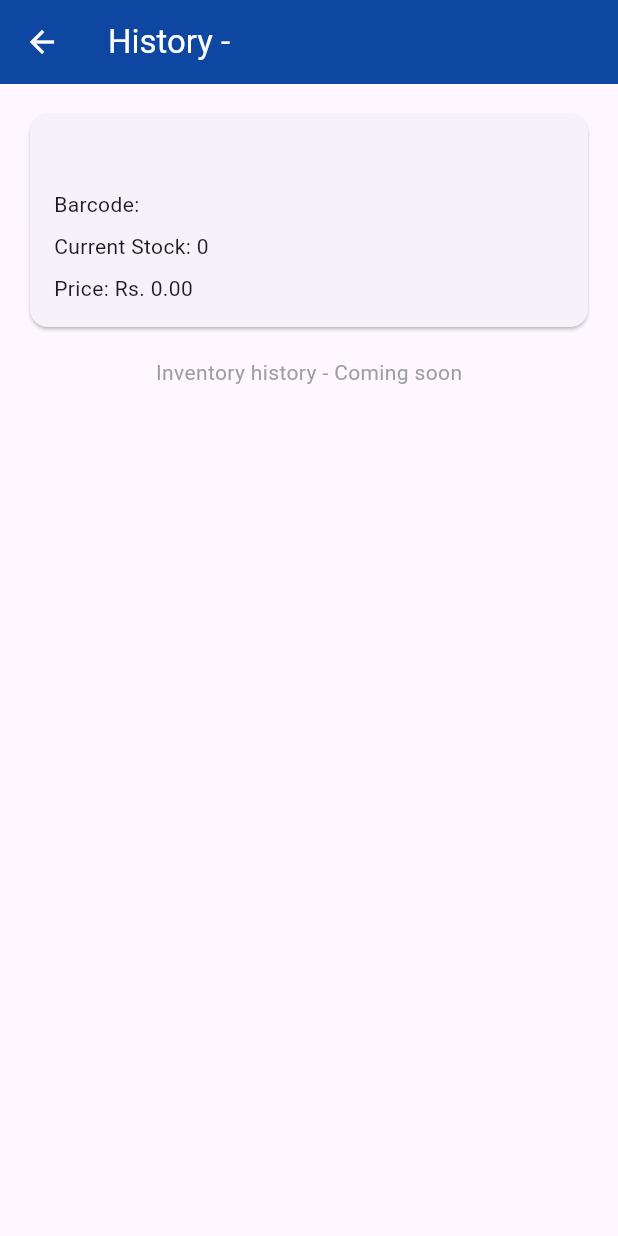
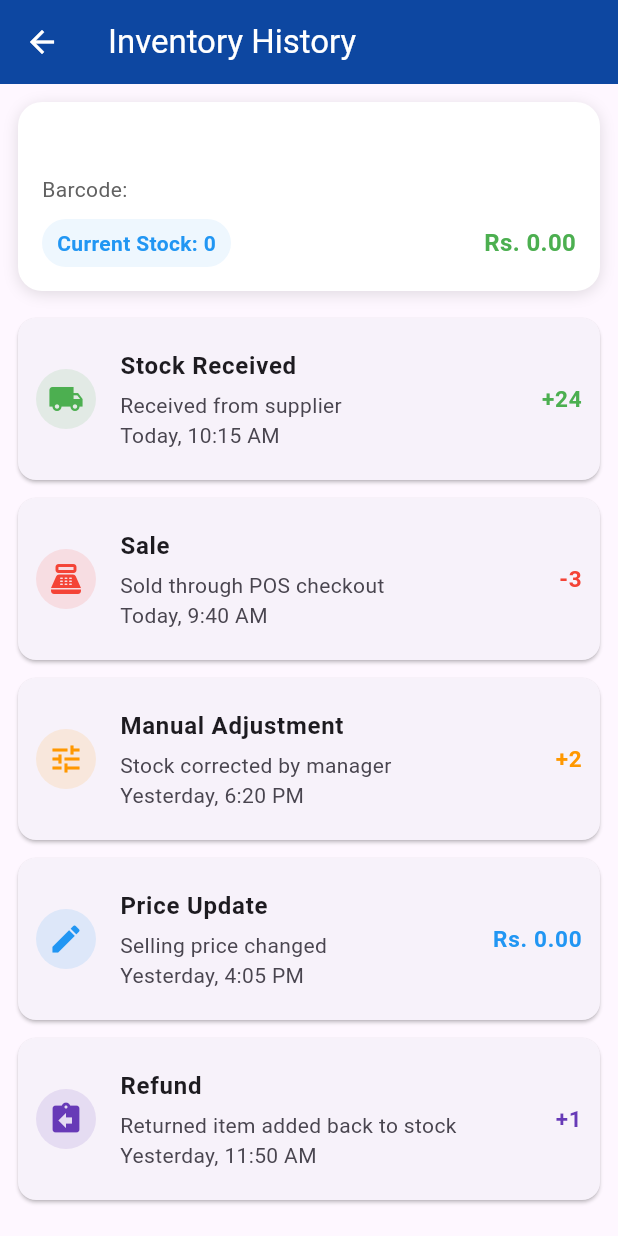
Before and after one commit to Pathum-Chamod/Food-city-pos-system, a Flutter app: the InventoryHistoryScreen screen opened directly with empty values, on a phone screen of 412 x 824 dp. Run offline on Flutter 3.47's test engine with Material 3 defaults, Android fonts, the phone set to English and light mode, and no system bars; our stand-ins replace connectivity_plus, sqflite_common_ffi; accounts and stored records are empty; network calls fail.

Commit message:
Add inventory history screen UI to admin app

```diff
--- a/apps/admin_app/lib/screens/admin_home.dart
+++ b/apps/admin_app/lib/screens/admin_home.dart
@@ -2,6 +2,7 @@ import 'package:flutter/material.dart';
 import 'package:provider/provider.dart';
 import 'package:shared/shared.dart';
 import '../providers/admin_provider.dart';
+import 'inventory_history_screen.dart';
 
 class AdminHome extends StatefulWidget {
   const AdminHome({super.key});
@@ -186,9 +187,10 @@ class _AdminHomeState extends State<AdminHome> {
                   subtitle: const Text('Inventory movement timeline'),
                   onTap: () {
                     Navigator.pop(context);
-                    ScaffoldMessenger.of(this.context).showSnackBar(
-                      const SnackBar(
-                        content: Text('Inventory history screen coming next.'),
+                    Navigator.push(
+                      this.context,
+                      MaterialPageRoute(
+                        builder: (_) => InventoryHistoryScreen(product: product),
                       ),
                     );
                   },
--- a/apps/admin_app/lib/screens/inventory_history_screen.dart
+++ b/apps/admin_app/lib/screens/inventory_history_screen.dart
@@ -11,18 +11,77 @@ class InventoryHistoryScreen extends StatelessWidget {
 
   @override
   Widget build(BuildContext context) {
+    final mockHistory = [
+      {
+        'type': 'receive',
+        'title': 'Stock Received',
+        'subtitle': 'Received from supplier',
+        'quantity': '+24',
+        'date': 'Today, 10:15 AM',
+        'icon': Icons.local_shipping,
+        'color': Colors.green,
+      },
+      {
+        'type': 'sale',
+        'title': 'Sale',
+        'subtitle': 'Sold through POS checkout',
+        'quantity': '-3',
+        'date': 'Today, 9:40 AM',
+        'icon': Icons.point_of_sale,
+        'color': Colors.red,
+      },
+      {
+        'type': 'adjustment',
+        'title': 'Manual Adjustment',
+        'subtitle': 'Stock corrected by manager',
+        'quantity': '+2',
+        'date': 'Yesterday, 6:20 PM',
+        'icon': Icons.tune,
+        'color': Colors.orange,
+      },
+      {
+        'type': 'price_update',
+        'title': 'Price Update',
+        'subtitle': 'Selling price changed',
+        'quantity': 'Rs. ${product.price.toStringAsFixed(2)}',
+        'date': 'Yesterday, 4:05 PM',
+        'icon': Icons.edit,
+        'color': Colors.blue,
+      },
+      {
+        'type': 'refund',
+        'title': 'Refund',
+        'subtitle': 'Returned item added back to stock',
+        'quantity': '+1',
+        'date': 'Yesterday, 11:50 AM',
+        'icon': Icons.assignment_return,
+        'color': Colors.deepPurple,
+      },
+    ];
+
     return Scaffold(
       appBar: AppBar(
-        title: Text('History - ${product.name}'),
+        title: const Text('Inventory History'),
         backgroundColor: Colors.blue[900],
         foregroundColor: Colors.white,
       ),
-      body: ListView(
+      body: Column(
+        children: [
+          Container(
+            width: double.infinity,
+            margin: const EdgeInsets.all(12),
             padding: const EdgeInsets.all(16),
-        children: [
-          Card(
-            child: Padding(
-              padding: const EdgeInsets.all(16),
+            decoration: BoxDecoration(
+              color: Colors.white,
+              borderRadius: BorderRadius.circular(16),
+              boxShadow: const [
+                BoxShadow(
+                  color: Colors.black12,
+                  blurRadius: 8,
+                  offset: Offset(0, 2),
+                ),
+              ],
+            ),
             child: Column(
               crossAxisAlignment: CrossAxisAlignment.start,
               children: [
@@ -33,21 +92,97 @@ class InventoryHistoryScreen extends StatelessWidget {
                     fontWeight: FontWeight.bold,
                   ),
                 ),
-                  const SizedBox(height: 8),
-                  Text('Barcode: ${product.barcode}'),
-                  const SizedBox(height: 8),
-                  Text('Current Stock: ${product.stock}'),
-                  const SizedBox(height: 8),
-                  Text('Price: Rs. ${product.price.toStringAsFixed(2)}'),
+                const SizedBox(height: 6),
+                Text(
+                  'Barcode: ${product.barcode}',
+                  style: TextStyle(color: Colors.grey[700]),
+                ),
+                const SizedBox(height: 10),
+                Row(
+                  children: [
+                    Container(
+                      padding: const EdgeInsets.symmetric(
+                        horizontal: 10,
+                        vertical: 6,
+                      ),
+                      decoration: BoxDecoration(
+                        color: Colors.blue.withOpacity(0.08),
+                        borderRadius: BorderRadius.circular(20),
+                      ),
+                      child: Text(
+                        'Current Stock: ${product.stock}',
+                        style: const TextStyle(
+                          color: Colors.blue,
+                          fontWeight: FontWeight.bold,
+                        ),
+                      ),
+                    ),
+                    const Spacer(),
+                    Text(
+                      'Rs. ${product.price.toStringAsFixed(2)}',
+                      style: const TextStyle(
+                        color: Colors.green,
+                        fontWeight: FontWeight.bold,
+                        fontSize: 16,
+                      ),
+                    ),
+                  ],
+                ),
               ],
             ),
           ),
+          Expanded(
+            child: mockHistory.isEmpty
+                ? const Center(
+                    child: Text(
+                      'No inventory history available',
+                      style: TextStyle(color: Colors.grey),
                     ),
-          const SizedBox(height: 16),
-          const Center(
+                  )
+                : ListView.builder(
+                    padding: const EdgeInsets.only(bottom: 16),
+                    itemCount: mockHistory.length,
+                    itemBuilder: (context, index) {
+                      final item = mockHistory[index];
+                      final color = item['color'] as Color;
+
+                      return Card(
+                        margin: const EdgeInsets.symmetric(
+                          horizontal: 12,
+                          vertical: 6,
+                        ),
+                        child: ListTile(
+                          contentPadding: const EdgeInsets.all(12),
+                          leading: CircleAvatar(
+                            backgroundColor: color.withOpacity(0.12),
+                            child: Icon(
+                              item['icon'] as IconData,
+                              color: color,
+                            ),
+                          ),
+                          title: Text(
+                            item['title'] as String,
+                            style: const TextStyle(
+                              fontWeight: FontWeight.bold,
+                            ),
+                          ),
+                          subtitle: Padding(
+                            padding: const EdgeInsets.only(top: 4),
                             child: Text(
-              'Inventory history - Coming soon',
-              style: TextStyle(color: Colors.grey),
+                              '${item['subtitle']}\n${item['date']}',
+                            ),
+                          ),
+                          trailing: Text(
+                            item['quantity'] as String,
+                            style: TextStyle(
+                              color: color,
+                              fontWeight: FontWeight.bold,
+                              fontSize: 15,
+                            ),
+                          ),
+                        ),
+                      );
+                    },
                   ),
           ),
         ],
```
Lines whose indentation alone changed are shown as unchanged.
